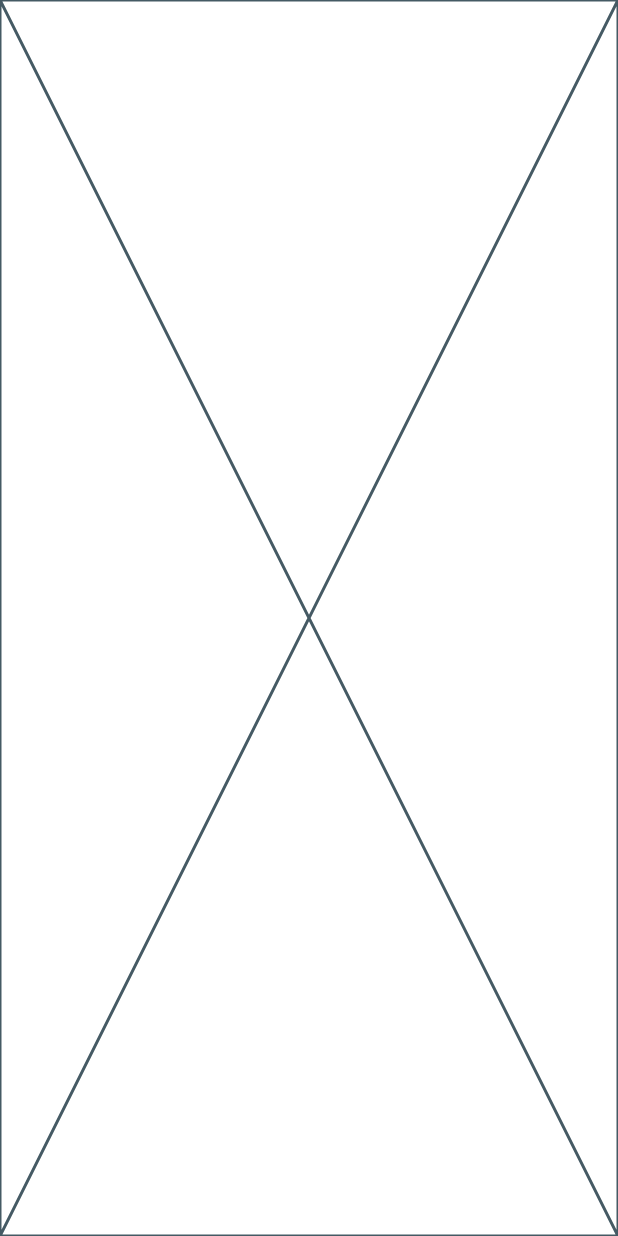
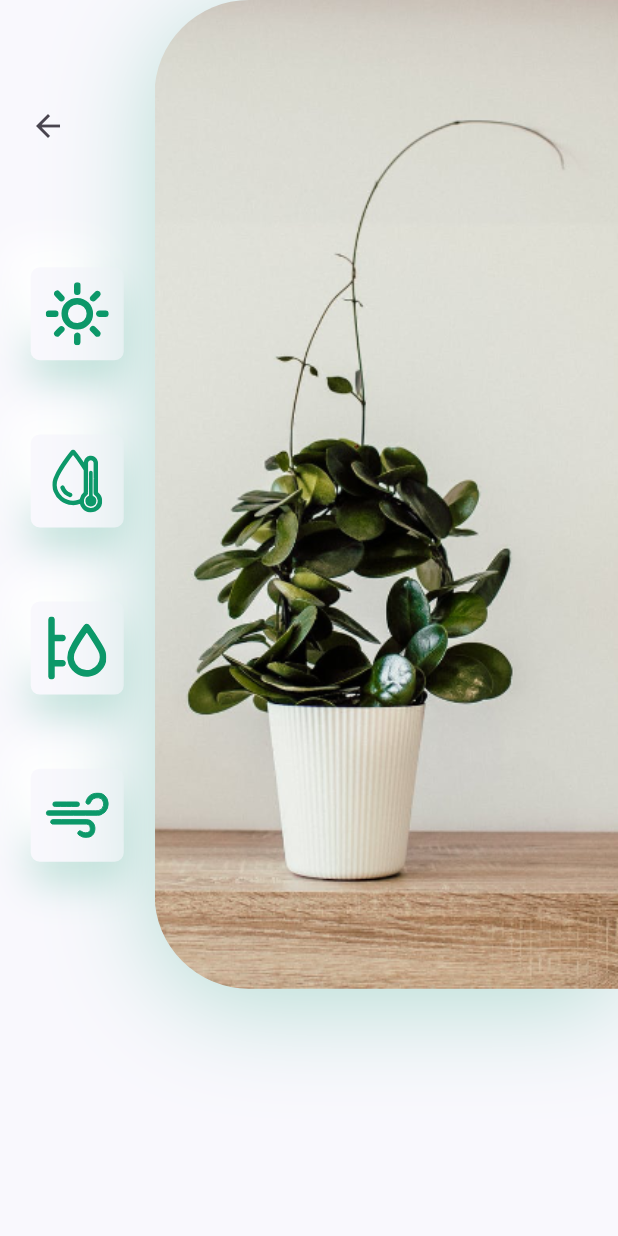
Before and after one commit to LYChubby/PlantApp_0009, a Flutter app: the screen it shows after launch, after a tap on an icon or button, on a phone screen of 412 x 824 dp. Run offline on Flutter 3.47's test engine with Material 3 defaults, Android fonts, the phone set to English and light mode, and no system bars; our stand-ins replace flutter_svg.

Commit message:
Membuat Icon Card

```diff
--- a/lib/screens/details/components/body.dart
+++ b/lib/screens/details/components/body.dart
@@ -0,0 +1,74 @@
+import 'package:flutter/material.dart';
+import 'package:flutter_svg/svg.dart';
+import 'package:plantsapp/constanst.dart';
+import 'package:plantsapp/screens/details/components/icon_card.dart';
+
+class Body extends StatelessWidget {
+  const Body({super.key});
+
+  @override
+  Widget build(BuildContext context) {
+    Size size = MediaQuery.of(context).size;
+    return Column(
+      children: <Widget>[
+        SizedBox(
+          height: size.height * 0.8,
+          child: Row(
+            children: <Widget>[
+              Expanded(
+                child: Padding(
+                  padding: const EdgeInsets.symmetric(
+                    vertical: kDefaultPadding * 3,
+                  ),
+                  child: Column(
+                    children: <Widget>[
+                      Align(
+                        alignment: Alignment.topLeft,
+                        child: IconButton(
+                          padding: EdgeInsets.symmetric(
+                            horizontal: kDefaultPadding,
+                          ),
+                          onPressed: () {
+                            Navigator.pop(context);
+                          },
+                          icon: Icon(Icons.arrow_back),
+                        ),
+                      ),
+                      Spacer(),
+                      IconCard(icon: "assets/icons/sun.svg"),
+                      IconCard(icon: "assets/icons/icon_2.svg"),
+                      IconCard(icon: "assets/icons/icon_3.svg"),
+                      IconCard(icon: "assets/icons/icon_4.svg"),
+                    ],
+                  ),
+                ),
+              ),
+              Container(
+                height: size.height * 0.8,
+                width: size.width * 0.75,
+                decoration: BoxDecoration(
+                  borderRadius: BorderRadius.only(
+                    topLeft: Radius.circular(63),
+                    bottomLeft: Radius.circular(63),
+                  ),
+                  boxShadow: [
+                    BoxShadow(
+                      offset: Offset(0, 10),
+                      blurRadius: 60,
+                      color: kPrimaryColor.withOpacity(0.29),
+                    ),
+                  ],
+                  image: DecorationImage(
+                    alignment: Alignment.centerLeft,
+                    fit: BoxFit.cover,
+                    image: AssetImage("assets/images/img.png"),
+                  ),
+                ),
+              ),
+            ],
+          ),
+        ),
+      ],
+    );
+  }
+}
--- /dev/null
+++ b/lib/screens/details/components/icon_card.dart
@@ -0,0 +1,37 @@
+import 'package:flutter/material.dart';
+import 'package:flutter_svg/svg.dart';
+import 'package:plantsapp/constanst.dart';
+
+class IconCard extends StatelessWidget {
+  const IconCard({super.key, required this.icon});
+
+  final String icon;
+
+  @override
+  Widget build(BuildContext context) {
+    Size size = MediaQuery.of(context).size;
+    return Container(
+      margin: EdgeInsets.symmetric(vertical: size.height * 0.03),
+      padding: EdgeInsets.all(kDefaultPadding / 2),
+      height: 62,
+      width: 62,
+      decoration: BoxDecoration(
+        color: kBackgroundColor,
+        borderRadius: BorderRadius.circular(6),
+        boxShadow: [
+          BoxShadow(
+            offset: Offset(0, 15),
+            blurRadius: 22,
+            color: kPrimaryColor.withOpacity(0.22),
+          ),
+          BoxShadow(
+            offset: Offset(-15, -15),
+            blurRadius: 20,
+            color: Colors.white,
+          ),
+        ],
+      ),
+      child: SvgPicture.asset(icon),
+    );
+  }
+}
--- a/lib/screens/details/details_screen.dart
+++ b/lib/screens/details/details_screen.dart
@@ -1,10 +1,11 @@
 import 'package:flutter/material.dart';
+import 'package:plantsapp/screens/details/components/body.dart';
 
 class DetailsScreen extends StatelessWidget {
   const DetailsScreen({super.key});
 
   @override
   Widget build(BuildContext context) {
-    return const Placeholder();
+    return Scaffold(body: Body());
   }
 }
```
